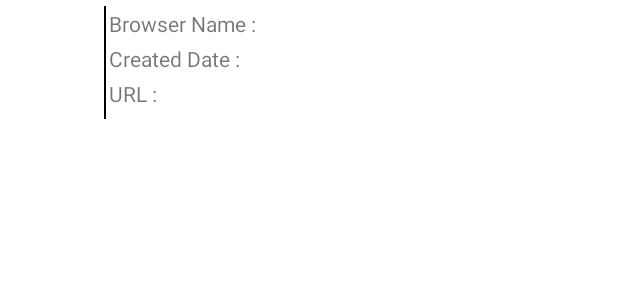
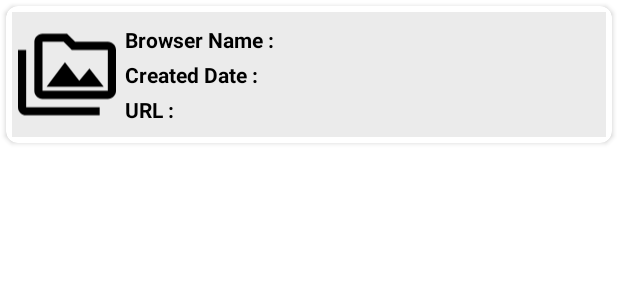
Before and after one commit to javadssmsh/Accessibility-Service, an Android app: the layout item_log.xml on its own in the app's theme, with its tools: preview values and no code run, on a phone screen of 412 x 824 dp. Shown: the top 300 px of the screen. Run offline under Robolectric (Android 15) with nearby library versions, the phone set to English and light mode, and no system bars.

```diff
--- a/app/src/main/java/ir/javadsh/challenge/HomeActivity.java
+++ b/app/src/main/java/ir/javadsh/challenge/HomeActivity.java
@@ -11,7 +11,10 @@ import android.util.Log;
 import android.view.View;
 import android.view.accessibility.AccessibilityManager;
 import android.widget.Button;
+import android.widget.CompoundButton;
 import android.widget.TextView;
+
+import com.google.android.material.switchmaterial.SwitchMaterial;
 
 import org.greenrobot.eventbus.EventBus;
 import org.greenrobot.eventbus.Subscribe;
@@ -37,6 +40,7 @@ public class HomeActivity extends AppCompatActivity {
     AppDataBase dataBase;
     ShowLogAdapter adapter;
     public static List<ReportLog> staticLogs = new ArrayList<>();
+    SwitchMaterial switchMaterial;
     //private ReportLog reportLog;
 
     @Override
@@ -55,9 +59,17 @@ public class HomeActivity extends AppCompatActivity {
         tv = findViewById(R.id.textView);
         button = findViewById(R.id.button);
         RecyclerView showLogRecyclerView = findViewById(R.id.show_log_rv);
+        switchMaterial = findViewById(R.id.switch_button);
         dataBase = AppDataBase.getInstance(this);
         reportLogs = new ArrayList<>();
 
+        switchMaterial.setOnClickListener(new View.OnClickListener() {
+            @Override
+            public void onClick(View view) {
+                Intent intent = new Intent(Settings.ACTION_ACCESSIBILITY_SETTINGS);
+                startActivity(intent);
+            }
+        });
 
         button.setOnClickListener(new View.OnClickListener() {
             @Override
@@ -71,6 +83,8 @@ public class HomeActivity extends AppCompatActivity {
         reportLogs = dataBase.getReportLogDao().getAllLogs();
         LinearLayoutManager linearLayoutManager = new LinearLayoutManager(this, LinearLayoutManager.VERTICAL, false);
         showLogRecyclerView.setHasFixedSize(true);
+        linearLayoutManager.setReverseLayout(true);
+        linearLayoutManager.setStackFromEnd(true);
         adapter = new ShowLogAdapter(this, reportLogs);
         showLogRecyclerView.setLayoutManager(linearLayoutManager);
         showLogRecyclerView.setAdapter(adapter);
@@ -106,13 +120,11 @@ public class HomeActivity extends AppCompatActivity {
         if (!isAccessibilityServiceEnabled(this, TextAccessibilityService.class)) {
             tv.setText("Accessibility Service is NOT enabled");
             button.setText("Enable");
+            switchMaterial.setChecked(false);
         } else {
             tv.setText("Accessibility Service is ENABLED");
             button.setText("Disable");
-        }
-
-        for (ReportLog log : staticLogs) {
-            Log.d(ApplicationClass.DEBUG_TAG, "static list is => " + log);
+            switchMaterial.setChecked(true);
         }
         adapter.notifyDataSetChanged();
     }
--- /dev/null
+++ b/app/src/main/res/drawable/ic_image.xml
@@ -0,0 +1,9 @@
+<vector xmlns:android="http://schemas.android.com/apk/res/android"
+    android:width="24dp"
+    android:height="24dp"
+    android:viewportWidth="24"
+    android:viewportHeight="24">
+  <path
+      android:fillColor="#FF000000"
+      android:pathData="M2,6L0,6v5h0.01L0,20c0,1.1 0.9,2 2,2h18v-2L2,20L2,6zM7,15h14l-3.5,-4.5 -2.5,3.01L11.5,9zM22,4h-8l-2,-2L6,2c-1.1,0 -1.99,0.9 -1.99,2L4,16c0,1.1 0.9,2 2,2h16c1.1,0 2,-0.9 2,-2L24,6c0,-1.1 -0.9,-2 -2,-2zM22,16L6,16L6,4h5.17l1.41,1.41 0.59,0.59L22,6v10z"/>
+</vector>
--- a/app/src/main/res/layout/activity_home.xml
+++ b/app/src/main/res/layout/activity_home.xml
@@ -1,5 +1,6 @@
 <?xml version="1.0" encoding="utf-8"?>
-<androidx.constraintlayout.widget.ConstraintLayout xmlns:android="http://schemas.android.com/apk/res/android"
+<androidx.constraintlayout.widget.ConstraintLayout
+    xmlns:android="http://schemas.android.com/apk/res/android"
     xmlns:app="http://schemas.android.com/apk/res-auto"
     xmlns:tools="http://schemas.android.com/tools"
     android:layout_width="match_parent"
@@ -15,6 +16,14 @@
         app:layout_constraintLeft_toLeftOf="parent"
         app:layout_constraintRight_toRightOf="parent"
         app:layout_constraintTop_toTopOf="parent" />
+
+    <com.google.android.material.switchmaterial.SwitchMaterial
+        android:id="@+id/switch_button"
+        android:layout_width="wrap_content"
+        android:layout_height="wrap_content"
+        app:layout_constraintLeft_toLeftOf="parent"
+        app:layout_constraintRight_toRightOf="parent"
+        app:layout_constraintTop_toBottomOf="@+id/textView"/>
 
     <Button
         android:id="@+id/button"
--- a/app/src/main/res/layout/item_log.xml
+++ b/app/src/main/res/layout/item_log.xml
@@ -1,24 +1,30 @@
 <?xml version="1.0" encoding="utf-8"?>
-<LinearLayout xmlns:android="http://schemas.android.com/apk/res/android"
-    android:orientation="horizontal"
+<androidx.cardview.widget.CardView xmlns:android="http://schemas.android.com/apk/res/android"
+    android:layout_width="match_parent"
+    xmlns:app="http://schemas.android.com/apk/res-auto"
+    app:cardCornerRadius="@dimen/margin_2"
+    android:layout_margin="@dimen/margin_1"
+    android:layout_height="wrap_content">
+
+    <LinearLayout
         android:layout_width="match_parent"
         android:layout_height="wrap_content"
-    android:layout_margin="@dimen/margin_1">
+        android:layout_margin="@dimen/margin_1"
+        android:background="#EBEBEB"
+        android:orientation="horizontal">
 
         <ImageView
             android:id="@+id/imgUrl"
             android:layout_width="65dp"
-        android:layout_height="75dp"/>
-
-    <View
-        android:background="@color/black"
-        android:layout_width="1dp"
-        android:layout_height="match_parent"/>
+            android:layout_height="75dp"
+            android:layout_margin="@dimen/margin_1"
+            android:src="@drawable/ic_image" />
 
         <LinearLayout
-        android:orientation="vertical"
             android:layout_width="match_parent"
-        android:layout_height="match_parent">
+            android:layout_height="match_parent"
+            android:gravity="center_vertical"
+            android:orientation="vertical">
 
             <LinearLayout
                 android:layout_width="match_parent"
@@ -28,11 +34,14 @@
                 <TextView
                     android:layout_width="wrap_content"
                     android:layout_height="wrap_content"
-                android:text="@string/browser_name"/>
+                    android:text="@string/browser_name"
+                    android:textColor="@color/black"
+                    android:textStyle="bold" />
+
                 <TextView
                     android:id="@+id/browser_name"
                     android:layout_width="match_parent"
-                android:layout_height="wrap_content"/>
+                    android:layout_height="wrap_content" />
 
             </LinearLayout>
 
@@ -44,11 +53,14 @@
                 <TextView
                     android:layout_width="wrap_content"
                     android:layout_height="wrap_content"
-                android:text="@string/created_date"/>
+                    android:text="@string/created_date"
+                    android:textColor="@color/black"
+                    android:textStyle="bold" />
+
                 <TextView
                     android:id="@+id/created_date"
                     android:layout_width="match_parent"
-                android:layout_height="wrap_content"/>
+                    android:layout_height="wrap_content" />
 
             </LinearLayout>
 
@@ -60,14 +72,23 @@
                 <TextView
                     android:layout_width="wrap_content"
                     android:layout_height="wrap_content"
-                android:text="@string/url"/>
+                    android:text="@string/url"
+                    android:textColor="@color/black"
+                    android:textStyle="bold" />
+
                 <TextView
                     android:id="@+id/url"
                     android:layout_width="match_parent"
-                android:layout_height="wrap_content"/>
+                    android:layout_height="wrap_content" />
 
             </LinearLayout>
 
         </LinearLayout>
 
+        <View
+            android:layout_width="1dp"
+            android:layout_height="match_parent"
+            android:background="@color/white" />
+
     </LinearLayout>
+</androidx.cardview.widget.CardView>
```
Lines whose indentation alone changed are shown as unchanged.
